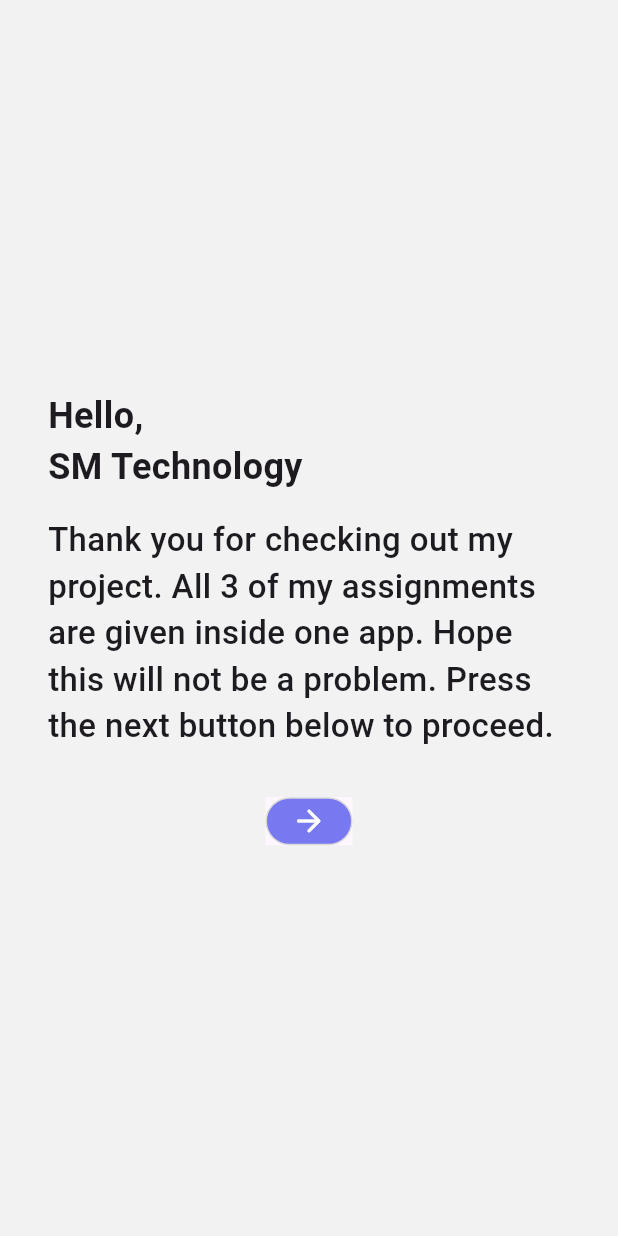
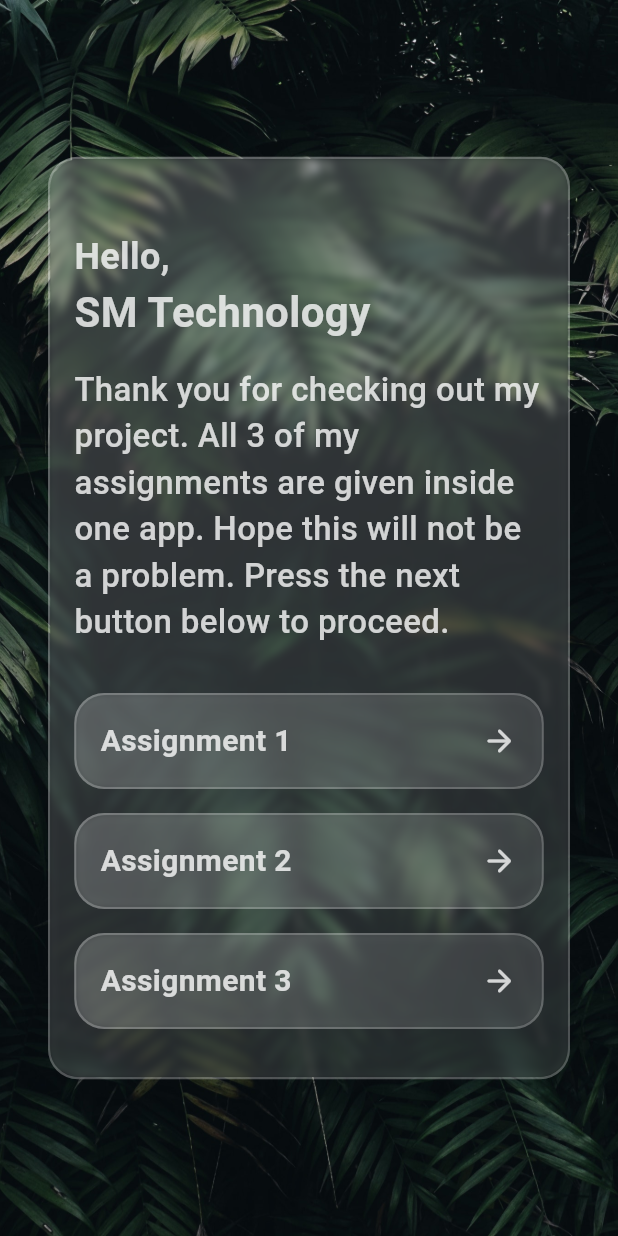
Before and after one commit to Zimmer550i/sm_assignment_1, a Flutter app: the screen it shows after launch, on a phone screen of 412 x 824 dp. Run offline on Flutter 3.47's test engine with Material 3 defaults, Android fonts, the light colour scheme and no system bars; our stand-ins replace flutter_bloc, geolocator, hive, hive_flutter; accounts and stored records are empty.

Commit message:
welcome and assignment 1 design

```diff
--- a/lib/bloc/api_bloc.dart
+++ b/lib/bloc/api_bloc.dart
@@ -86,6 +86,7 @@ class ApiBloc extends Bloc<ApiEvent, ApiState> {
     }
 
     return await Geolocator.getCurrentPosition(
+      // ignore: deprecated_member_use
       desiredAccuracy: LocationAccuracy.high,
     );
   }
--- a/lib/screens/assignment_3.dart
+++ b/lib/screens/assignment_3.dart
@@ -1,6 +1,5 @@
 import 'package:flutter/material.dart';
 import 'package:flutter_bloc/flutter_bloc.dart';
-import 'package:geolocator/geolocator.dart';
 import 'package:sm_assignment_1/bloc/api_bloc.dart';
 import 'package:sm_assignment_1/utils/theme/app_texts.dart';
 import 'package:sm_assignment_1/widgets/custom_button.dart';
@@ -29,7 +28,7 @@ class Assignment3 extends StatelessWidget {
                         latitude: 23.82675662255527,
                         longitude: 90.34918958257161));
                   },
-                  child: Text(
+                  child: const Text(
                     "Fetch",
                   ),
                 ),
@@ -46,7 +45,7 @@ class Assignment3 extends StatelessWidget {
                           latitude: 23.82675662255527,
                           longitude: 90.34918958257161));
                     },
-                    child: Text(
+                    child: const Text(
                       "Fetch",
                     ),
                   ),
--- a/lib/screens/welcome.dart
+++ b/lib/screens/welcome.dart
@@ -1,9 +1,12 @@
 import 'package:flutter/material.dart';
 import 'package:sm_assignment_1/screens/assignment_1.dart';
+import 'package:sm_assignment_1/screens/assignment_2.dart';
+import 'package:sm_assignment_1/screens/assignment_3.dart';
 import 'package:sm_assignment_1/utils/theme/app_colors.dart';
 import 'package:sm_assignment_1/utils/theme/app_sizes.dart';
 import 'package:sm_assignment_1/utils/theme/app_texts.dart';
 import 'package:sm_assignment_1/widgets/custom_button.dart';
+import 'package:sm_assignment_1/widgets/glassmorphism.dart';
 
 class Welcome extends StatelessWidget {
   const Welcome({super.key});
@@ -11,15 +14,34 @@ class Welcome extends StatelessWidget {
   @override
   Widget build(BuildContext context) {
     return Scaffold(
-      body: Padding(
+      body: Stack(
+        alignment: Alignment.center,
+        children: [
+          Container(
+            constraints: const BoxConstraints.expand(),
+            decoration: const BoxDecoration(
+              image: DecorationImage(
+                  image: AssetImage("assets/bg.jpg"), fit: BoxFit.cover),
+            ),
+          ),
+          Padding(
             padding: const EdgeInsets.all(AppSizes.largePadding),
+            child: Glassmorphism(
               child: Column(
                 mainAxisAlignment: MainAxisAlignment.center,
+                mainAxisSize: MainAxisSize.min,
                 crossAxisAlignment: CrossAxisAlignment.start,
                 children: [
+                  const SizedBox(
+                    height: AppSizes.largePadding,
+                  ),
                   const Text(
-              "Hello,\nSM Technology",
+                    "Hello,",
                     style: AppTexts.heading,
+                  ),
+                  const Text(
+                    "SM Technology",
+                    style: AppTexts.title,
                   ),
                   const SizedBox(
                     height: AppSizes.mediumPadding,
@@ -31,11 +53,7 @@ class Welcome extends StatelessWidget {
                   const SizedBox(
                     height: AppSizes.largePadding,
                   ),
-            Align(
-              alignment: Alignment.center,
-              child: Hero(
-                tag: "btn",
-                child: CustomButton(
+                  CustomButton(
                     onPressed: () {
                       Navigator.of(context).push(
                         MaterialPageRoute(
@@ -43,16 +61,79 @@ class Welcome extends StatelessWidget {
                         ),
                       );
                     },
-                  child: const Icon(
+                    child: const Row(
+                      children: [
+                        Text(
+                          "Assignment 1",
+                          style: AppTexts.bodyText,
+                        ),
+                        Spacer(),
+                        Icon(
                           Icons.arrow_forward_rounded,
                           color: AppColors.whiteColor,
                         ),
+                      ],
+                    ),
+                  ),
+                  const SizedBox(
+                    height: AppSizes.mediumPadding,
+                  ),
+                  CustomButton(
+                    onPressed: () {
+                      Navigator.of(context).push(
+                        MaterialPageRoute(
+                          builder: (_) => const Assignment2(),
+                        ),
+                      );
+                    },
+                    child: const Row(
+                      children: [
+                        Text(
+                          "Assignment 2",
+                          style: AppTexts.bodyText,
+                        ),
+                        Spacer(),
+                        Icon(
+                          Icons.arrow_forward_rounded,
+                          color: AppColors.whiteColor,
+                        ),
+                      ],
+                    ),
+                  ),
+                  const SizedBox(
+                    height: AppSizes.mediumPadding,
+                  ),
+                  CustomButton(
+                    onPressed: () {
+                      Navigator.of(context).push(
+                        MaterialPageRoute(
+                          builder: (_) => const Assignment3(),
+                        ),
+                      );
+                    },
+                    child: const Row(
+                      children: [
+                        Text(
+                          "Assignment 3",
+                          style: AppTexts.bodyText,
+                        ),
+                        Spacer(),
+                        Icon(
+                          Icons.arrow_forward_rounded,
+                          color: AppColors.whiteColor,
+                        ),
+                      ],
+                    ),
+                  ),
+                  const SizedBox(
+                    height: AppSizes.mediumPadding,
+                  ),
+                ],
               ),
             ),
           ),
         ],
       ),
-      ),
     );
   }
 }
--- a/lib/utils/theme/app_colors.dart
+++ b/lib/utils/theme/app_colors.dart
@@ -4,7 +4,7 @@ class AppColors {
   static const Color backgroundColor = Color(0xFFF2F2F2);
   static const Color primaryColor = Color(0xff7879f1);
   static const Color borderColor = Colors.black26;
-  static const Color whiteColor = Colors.white;
+  static const Color whiteColor = Color.fromARGB(200, 255, 255, 255);
   static const Color blackColor = Colors.black;
   static const Color greyColor = Color(0xffd9d9d9);
   static const Color errorColor = Colors.redAccent;
--- a/lib/utils/theme/app_texts.dart
+++ b/lib/utils/theme/app_texts.dart
@@ -5,25 +5,30 @@ class AppTexts {
   static const TextStyle title = TextStyle(
     fontSize: 28.0,
     fontWeight: FontWeight.bold,
+    color: AppColors.whiteColor,
   );
 
   static const TextStyle heading = TextStyle(
     fontSize: 24.0,
     fontWeight: FontWeight.bold,
+    color: AppColors.whiteColor,
   );
 
   static const TextStyle bodyText = TextStyle(
     fontSize: 20.0,
-    fontWeight: FontWeight.bold
+    fontWeight: FontWeight.bold,
+    color: AppColors.whiteColor,
   );
 
   static const TextStyle bodyTextLarge = TextStyle(
     fontSize: 22.0,
-    fontWeight: FontWeight.w500
+    fontWeight: FontWeight.w500,
+    color: AppColors.whiteColor,
   );
 
   static const TextStyle tinyText = TextStyle(
     fontSize: 16.0,
+    color: AppColors.whiteColor,
   );
 
   static const TextStyle errorText = TextStyle(
--- a/lib/widgets/custom_button.dart
+++ b/lib/widgets/custom_button.dart
@@ -1,6 +1,5 @@
 import 'package:flutter/material.dart';
-import 'package:sm_assignment_1/utils/theme/app_colors.dart';
-import 'package:sm_assignment_1/utils/theme/app_sizes.dart';
+import 'package:sm_assignment_1/widgets/glassmorphism.dart';
 
 class CustomButton extends StatefulWidget {
   final Widget child;
@@ -16,26 +15,18 @@ class CustomButton extends StatefulWidget {
 class _CustomButtonState extends State<CustomButton> {
   @override
   Widget build(BuildContext context) {
-    return Material(
-      child: InkWell(
-        borderRadius: BorderRadius.circular(9999),
-        onTap: widget.onPressed,
-        child: Container(
-          decoration: BoxDecoration(
-            color: AppColors.primaryColor,
-            borderRadius: BorderRadius.circular(9999),
-            border: Border.all(
-              color: AppColors.greyColor,
-            ),
-          ),
-          height: AppSizes.sizeButtonHeight,
-          padding: const EdgeInsets.symmetric(
-            // vertical: AppSizes.smallPadding,
-            horizontal: AppSizes.mediumPadding,
-          ),
-          child:
-              widget.isLoading ? const CircularProgressIndicator() : widget.child,
-        ),
+    return InkWell(
+      borderRadius: BorderRadius.circular(9999),
+      onTap: widget.onPressed,
+      child: Glassmorphism(
+        width: MediaQuery.of(context).size.width,
+        // height: AppSizes.sizeButtonHeight,
+        // padding: const EdgeInsets.symmetric(
+        //   // vertical: AppSizes.smallPadding,
+        //   horizontal: AppSizes.mediumPadding,
+        // ),
+        child:
+            widget.isLoading ? const CircularProgressIndicator() : widget.child,
       ),
     );
   }
--- /dev/null
+++ b/lib/widgets/glassmorphism.dart
@@ -0,0 +1,49 @@
+import 'dart:ui';
+import 'package:flutter/material.dart';
+import 'package:sm_assignment_1/utils/theme/app_sizes.dart';
+
+class Glassmorphism extends StatelessWidget {
+  final double? width;
+  final double? height;
+  final Widget child;
+
+  const Glassmorphism({
+    super.key,
+    this.width,
+    this.height,
+    required this.child,
+  });
+
+  @override
+  Widget build(BuildContext context) {
+    return Container(
+      width: width,
+      height: height,
+      decoration: BoxDecoration(
+        borderRadius: BorderRadius.circular(20.0),
+        border: Border.all(
+          color: Colors.white.withOpacity(0.2),
+          width: 1.5,
+        ),
+        gradient: LinearGradient(
+          colors: [
+            Colors.white.withOpacity(0.2),
+            Colors.white.withOpacity(0.1),
+          ],
+          begin: Alignment.topLeft,
+          end: Alignment.bottomRight,
+        ),
+      ),
+      child: ClipRRect(
+        borderRadius: BorderRadius.circular(20.0),
+        child: BackdropFilter(
+          filter: ImageFilter.blur(sigmaX: 3.0, sigmaY: 3.0),
+          child: Padding(
+            padding: const EdgeInsets.all(AppSizes.mediumPadding),
+            child: child,
+          ),
+        ),
+      ),
+    );
+  }
+}
--- a/pubspec.yaml
+++ b/pubspec.yaml
@@ -64,8 +64,8 @@ flutter:
   uses-material-design: true
 
   # To add assets to your application, add an assets section, like this:
-  # assets:
-  #   - images/a_dot_burr.jpeg
+  assets:
+    - assets/
   #   - images/a_dot_ham.jpeg
 
   # An image asset can refer to one or more resolution-specific "variants", see
```
Also changed, not shown: lib/screens/assignment_1.dart (+67 -49 lines), assets/bg.jpg (added). Lines whose indentation alone changed are shown as unchanged.
